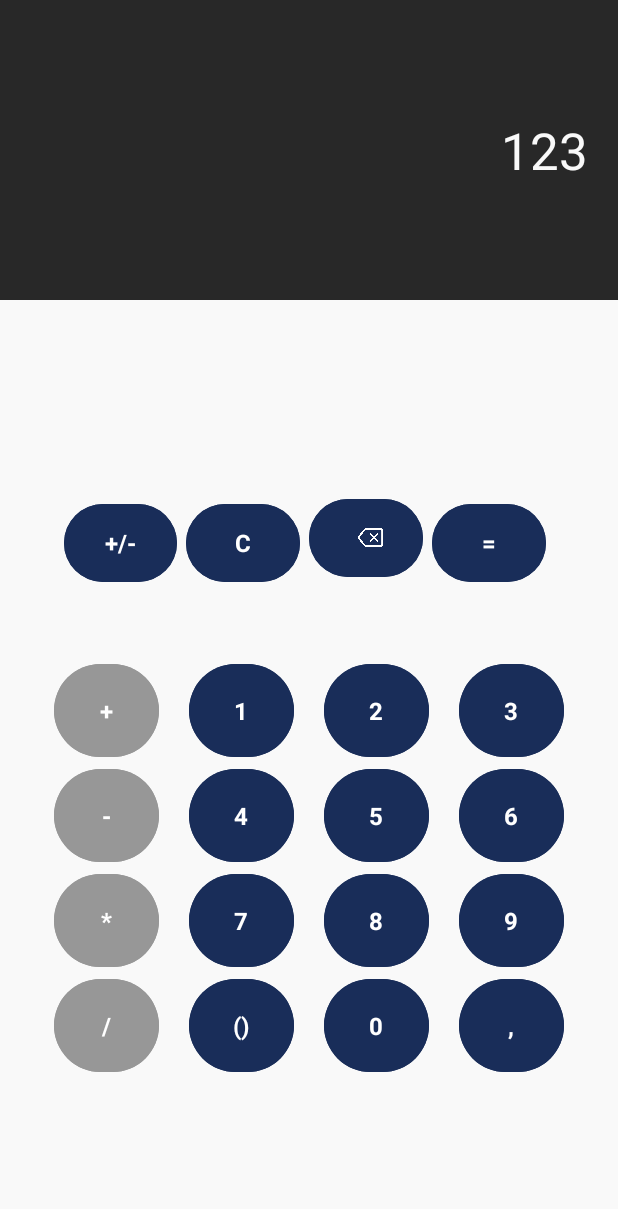
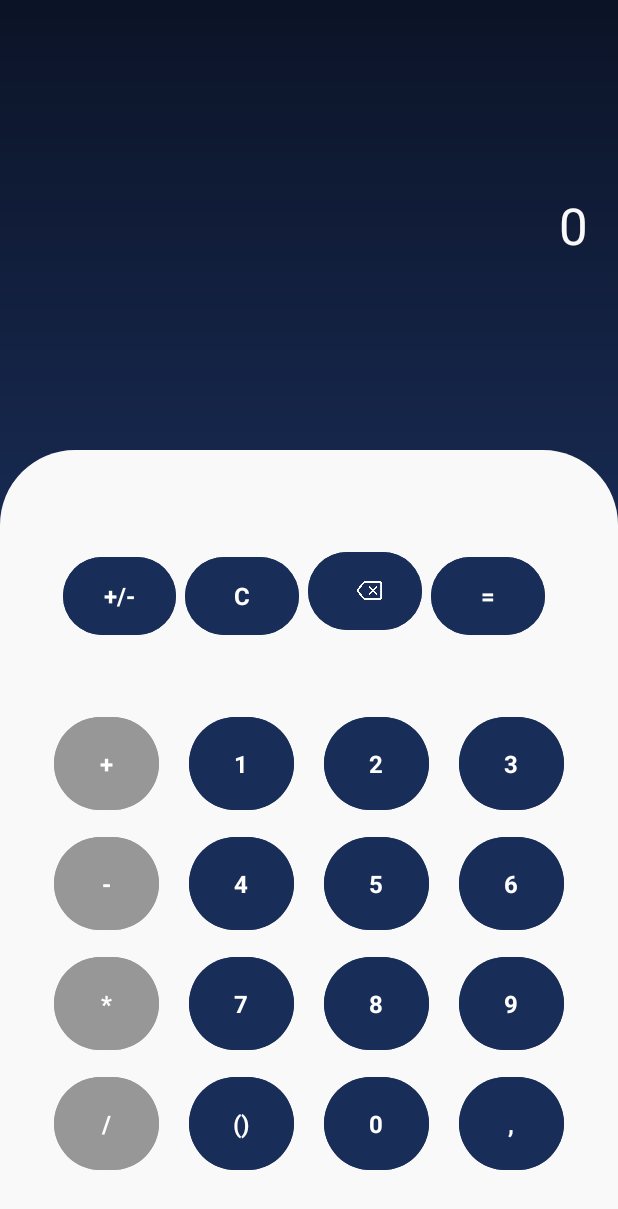
Before and after one commit to jaqp1/Calculator, an Android app: the screen it shows after launch (MainActivity), on a phone screen of 412 x 824 dp. Shown: the top 1209 px of the screen. Run offline under Robolectric (Android 15) with nearby library versions, the phone set to English and light mode, and no system bars; Roboto replaces fonts that are not available here.

Commit message:
Build v2.2

```diff
--- /dev/null
+++ b/app/src/main/res/drawable/gradinet_background.xml
@@ -0,0 +1,9 @@
+<?xml version="1.0" encoding="utf-8"?>
+<shape xmlns:android="http://schemas.android.com/apk/res/android">
+    <gradient
+        android:startColor="#29488C"
+        android:endColor="#0B1326"
+        android:angle="90"
+        android:type="linear"
+        android:useLevel="false"/>
+</shape>
--- /dev/null
+++ b/app/src/main/res/drawable/rounded_card.xml
@@ -0,0 +1,5 @@
+<?xml version="1.0" encoding="utf-8"?>
+<shape xmlns:android="http://schemas.android.com/apk/res/android">
+    <corners android:topLeftRadius="50dp" android:topRightRadius="50dp"/>
+    <solid android:color="#F9F9F9"/>
+</shape>
--- a/app/src/main/res/layout/activity_main.xml
+++ b/app/src/main/res/layout/activity_main.xml
@@ -5,37 +5,35 @@
     android:id="@+id/main"
     android:layout_width="match_parent"
     android:layout_height="match_parent"
-    android:background="#282828"
+    android:background="@drawable/gradinet_background"
     tools:context=".MainActivity">
 
     <TextView
         android:id="@+id/numberField"
         android:layout_width="0dp"
-        android:layout_height="200dp"
+        android:layout_height="300dp"
         android:layout_marginStart="20dp"
         android:layout_marginEnd="20dp"
         android:backgroundTint="#8E9DE2"
         android:fontFamily="@font/michroma"
         android:gravity="center"
-        android:text="123"
+        android:text="0"
         android:textAlignment="viewEnd"
         android:textColor="#F9F9F9"
         android:textSize="34sp"
-        app:layout_constraintBottom_toTopOf="@+id/linearLayout2"
         app:layout_constraintEnd_toEndOf="parent"
         app:layout_constraintHorizontal_bias="0.0"
         app:layout_constraintStart_toStartOf="parent"
         app:layout_constraintTop_toTopOf="parent" />
 
     <LinearLayout
-        android:id="@+id/linearLayout2"
-        android:layout_width="0dp"
+        android:layout_width="match_parent"
         android:layout_height="0dp"
-        android:background="#F9F9F9"
-        android:backgroundTint="#F9F9F9"
-        android:gravity="center"
+        android:background="@drawable/rounded_card"
+        android:backgroundTint="@android:color/transparent"
+        android:backgroundTintMode="add"
         android:orientation="vertical"
-        android:padding="20dp"
+        android:paddingTop="40dp"
         app:layout_constraintBottom_toBottomOf="parent"
         app:layout_constraintEnd_toEndOf="parent"
         app:layout_constraintStart_toStartOf="parent"
@@ -45,8 +43,8 @@
             android:id="@+id/linearLayout"
             android:layout_width="375dp"
             android:layout_height="110dp"
+            android:layout_gravity="center"
             android:layout_marginBottom="24dp"
-            android:orientation="horizontal"
             android:padding="24dp"
             app:flow_horizontalAlign="center"
             app:flow_verticalAlign="center"
@@ -99,6 +97,7 @@
                 android:drawableStart="@drawable/backspace"
                 android:paddingLeft="32dp"
                 android:paddingRight="6dp"
+                android:textAlignment="viewStart"
                 android:textColorHint="#192D59"
                 android:textColorLink="#FFFFFF"
                 android:textSize="24sp"
@@ -119,7 +118,7 @@
                 android:text="="
                 android:textColorHint="#192D59"
                 android:textColorLink="#FFFFFF"
-                android:textSize="16sp"
+                android:textSize="16dp"
                 android:textStyle="bold" />
 
         </LinearLayout>
@@ -128,6 +127,9 @@
             android:id="@+id/tableRow3"
             android:layout_width="wrap_content"
             android:layout_height="wrap_content"
+            android:layout_gravity="center"
+            android:layout_marginBottom="10dp"
+            android:orientation="vertical"
             android:padding="0dp"
             app:layout_constraintEnd_toEndOf="parent"
             app:layout_constraintHorizontal_bias="0.5"
@@ -205,6 +207,8 @@
             android:id="@+id/tableRow"
             android:layout_width="wrap_content"
             android:layout_height="wrap_content"
+            android:layout_gravity="center"
+            android:layout_marginBottom="10dp"
             android:padding="0dp"
             app:layout_constraintEnd_toEndOf="parent"
             app:layout_constraintHorizontal_bias="0.5"
@@ -276,6 +280,8 @@
             android:id="@+id/tableRow2"
             android:layout_width="wrap_content"
             android:layout_height="wrap_content"
+            android:layout_gravity="center"
+            android:layout_marginBottom="10dp"
             android:padding="0dp"
             app:layout_constraintEnd_toEndOf="parent"
             app:layout_constraintHorizontal_bias="0.5"
@@ -347,6 +353,8 @@
             android:id="@+id/tableRow4"
             android:layout_width="wrap_content"
             android:layout_height="wrap_content"
+            android:layout_gravity="center"
+            android:layout_marginBottom="10dp"
             android:padding="0dp"
             app:layout_constraintEnd_toEndOf="parent"
             app:layout_constraintHorizontal_bias="0.5"
@@ -418,8 +426,8 @@
         <androidx.constraintlayout.widget.Group
             android:id="@+id/group"
             android:layout_width="wrap_content"
-            android:layout_height="wrap_content" />
-
+            android:layout_height="wrap_content"
+            android:layout_gravity="center" />
     </LinearLayout>
 
 </androidx.constraintlayout.widget.ConstraintLayout>
```
